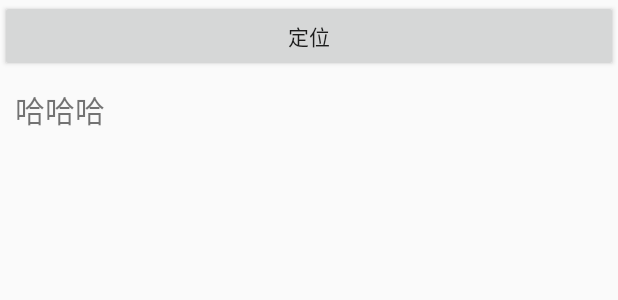
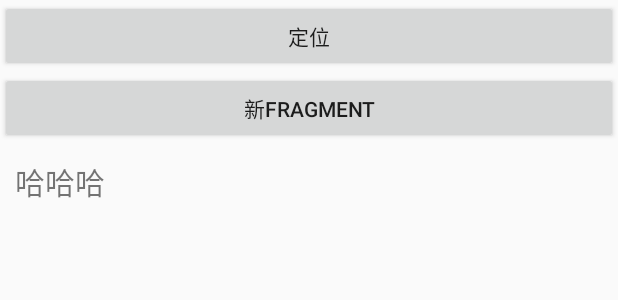
Before and after one commit to 8debug/android-module, an Android app: the layout activity_blocation.xml on its own in the app's theme, with its tools: preview values and no code run, on a phone screen of 412 x 824 dp. Shown: the top 300 px of the screen. Run offline under Robolectric (Android 15) with nearby library versions, the phone set to English and light mode, and no system bars.

Commit message:
增加定位基础Fragment

```diff
--- a/app/src/main/AndroidManifest.xml
+++ b/app/src/main/AndroidManifest.xml
@@ -33,7 +33,7 @@
 
         <activity android:name=".AsyncTaskActivity" />
         <activity android:name=".RetrofitActivity" />
-        <activity android:name=".BLocationLocationActivity" />
+        <activity android:name=".BLocationActivity" />
         <activity
             android:name=".FrescoActivity"
             android:label="@string/activity_label_fresco" />
--- a/app/src/main/java/gesoft/gandroid/MainActivity.java
+++ b/app/src/main/java/gesoft/gandroid/MainActivity.java
@@ -69,7 +69,7 @@ public class MainActivity extends AppCompatActivity {
     }
 
     public void bdlocation(View view){
-        startActivity(new Intent(this, BLocationLocationActivity.class));
+        startActivity(new Intent(this, BLocationActivity.class));
     }
 
     public void checkupd(View view){
--- a/app/src/main/res/layout/activity_blocation.xml
+++ b/app/src/main/res/layout/activity_blocation.xml
@@ -4,7 +4,7 @@
     android:id="@+id/activity_blocation"
     android:layout_width="match_parent"
     android:layout_height="match_parent"
-    tools:context="gesoft.gandroid.BLocationLocationActivity"
+    tools:context="gesoft.gandroid.BLocationActivity"
     android:orientation="vertical">
 
     <Button
@@ -14,6 +14,19 @@
         android:text="@string/btn_bd_bdlocation"
         android:onClick="location"/>
 
+    <Button
+        android:id="@+id/btn_fragment"
+        android:layout_width="match_parent"
+        android:layout_height="wrap_content"
+        android:text="新fragment"
+        android:onClick="openFragment"/>
+
+    <FrameLayout
+        android:id="@+id/fragment"
+        android:layout_width="match_parent"
+        android:layout_height="wrap_content"
+        android:orientation="vertical"/>
+
     <TextView
         android:id="@+id/tv_result"
         android:layout_width="match_parent"
@@ -22,4 +35,6 @@
         android:textSize="20sp"
         tools:text="哈哈哈"/>
 
+
+
 </LinearLayout>
--- a/app/src/main/res/values/strings.xml
+++ b/app/src/main/res/values/strings.xml
@@ -28,4 +28,7 @@
     <string name="permission_rationale">"Contacts permissions are needed for providing email
         completions."
     </string>
+
+    <!-- TODO: Remove or change this placeholder text -->
+    <string name="hello_blank_fragment">Hello blank fragment</string>
 </resources>
```
Also changed, not shown: app/src/main/java/gesoft/gandroid/BLocationActivity.java (renamed from app/src/main/java/gesoft/gandroid/BLocationLocationActivity.java, +11 -1 lines), app/src/main/java/gesoft/gandroid/BLocationFragment.java (added, +78 -0 lines), app/src/main/res/layout/fragment_blocation.xml (added, +23 -0 lines).
